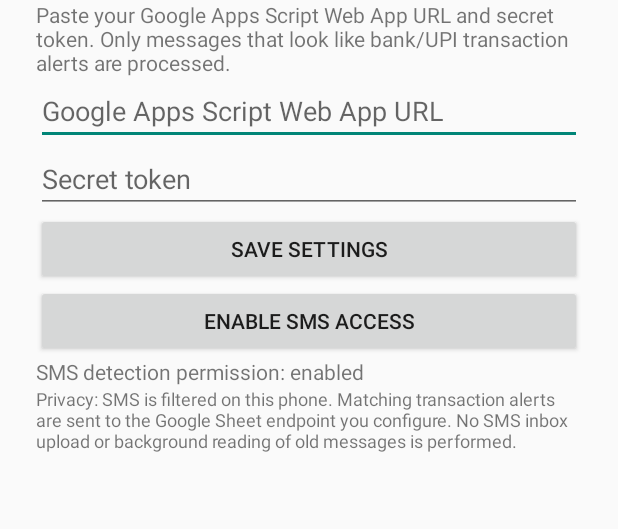
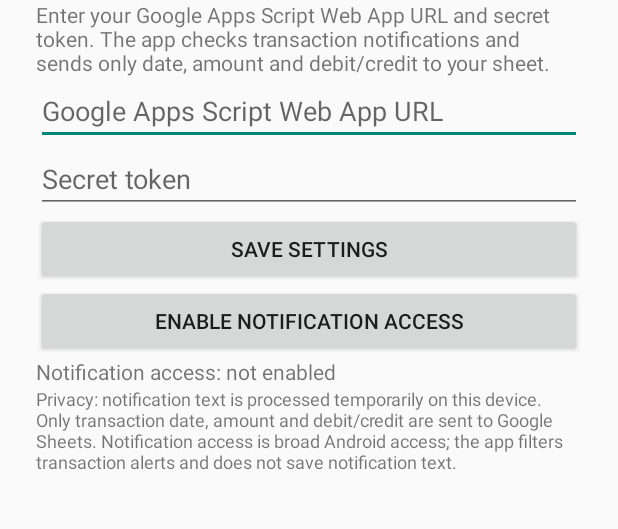
Before and after one commit to Sachin210894/Expenses-App, an Android app: the screen it shows after launch (MainActivity), on a phone screen of 412 x 824 dp, the part 97-626 px from its top. Run offline under Robolectric (Android 15) with nearby library versions, the phone set to English and light mode, and no system bars.

Commit message:
Replace SMS permission setup with notification access

```diff
--- a/app/src/main/java/com/example/transactiontracker/MainActivity.kt
+++ b/app/src/main/java/com/example/transactiontracker/MainActivity.kt
@@ -1,12 +1,11 @@
 package com.example.transactiontracker
 
-import android.Manifest
 import android.app.Activity
 import android.os.Bundle
-import android.content.pm.PackageManager
+import android.provider.Settings
+import android.content.Intent
+import android.text.InputType
 import android.widget.*
-import androidx.core.app.ActivityCompat
-import androidx.core.content.ContextCompat
 
 class MainActivity : Activity() {
     private val prefs by lazy { getSharedPreferences("tracker", MODE_PRIVATE) }
@@ -20,18 +19,15 @@ class MainActivity : Activity() {
             orientation = LinearLayout.VERTICAL
             setPadding(36, 48, 36, 36)
         }
+        layout.addView(TextView(this).apply { text = "Transaction Tracker"; textSize = 24f })
         layout.addView(TextView(this).apply {
-            text = "Transaction Tracker"
-            textSize = 24f
-        })
-        layout.addView(TextView(this).apply {
-            text = "Paste your Google Apps Script Web App URL and secret token. Only messages that look like bank/UPI transaction alerts are processed."
+            text = "Enter your Google Apps Script Web App URL and secret token. The app checks transaction notifications and sends only date, amount and debit/credit to your sheet."
             textSize = 14f
         })
         endpoint = EditText(this).apply {
             hint = "Google Apps Script Web App URL"
             setText(prefs.getString("endpoint", ""))
-            inputType = android.text.InputType.TYPE_TEXT_VARIATION_URI
+            inputType = InputType.TYPE_TEXT_VARIATION_URI
         }
         token = EditText(this).apply {
             hint = "Secret token"
@@ -48,36 +44,26 @@ class MainActivity : Activity() {
             }
         })
         layout.addView(Button(this).apply {
-            text = "Enable SMS access"
-            setOnClickListener { requestSmsPermissions() }
+            text = "Enable notification access"
+            setOnClickListener { startActivity(Intent(Settings.ACTION_NOTIFICATION_LISTENER_SETTINGS)) }
         })
         status = TextView(this).apply { textSize = 14f }
         layout.addView(status)
         layout.addView(TextView(this).apply {
-            text = "Privacy: SMS is filtered on this phone. Matching transaction alerts are sent to the Google Sheet endpoint you configure. No SMS inbox upload or background reading of old messages is performed."
+            text = "Privacy: notification text is processed temporarily on this device. Only transaction date, amount and debit/credit are sent to Google Sheets. Notification access is broad Android access; the app filters transaction alerts and does not save notification text."
             textSize = 12f
         })
         setContentView(ScrollView(this).apply { addView(layout) })
+    }
+
+    override fun onResume() {
+        super.onResume()
         updateStatus()
     }
 
-    private fun requestSmsPermissions() {
-        val missing = arrayOf(Manifest.permission.RECEIVE_SMS)
-            .filter { ContextCompat.checkSelfPermission(this, it) != PackageManager.PERMISSION_GRANTED }
-        if (missing.isNotEmpty()) ActivityCompat.requestPermissions(this, missing.toTypedArray(), 42)
-        else updateStatus()
-    }
-
-    override fun onRequestPermissionsResult(requestCode: Int, permissions: Array<out String>, grantResults: IntArray) {
-        super.onRequestPermissionsResult(requestCode, permissions, grantResults)
-        updateStatus()
-        if (grantResults.any { it != PackageManager.PERMISSION_GRANTED }) {
-            Toast.makeText(this, "SMS permission is needed to detect incoming transaction alerts.", Toast.LENGTH_LONG).show()
-        }
-    }
-
     private fun updateStatus() {
-        val granted = ContextCompat.checkSelfPermission(this, Manifest.permission.RECEIVE_SMS) == PackageManager.PERMISSION_GRANTED
-        status.text = if (granted) "SMS detection permission: enabled" else "SMS detection permission: not enabled"
+        val enabled = Settings.Secure.getString(contentResolver, "enabled_notification_listeners")
+            ?.contains(packageName) == true
+        status.text = if (enabled) "Notification access: enabled" else "Notification access: not enabled"
     }
 }
```
